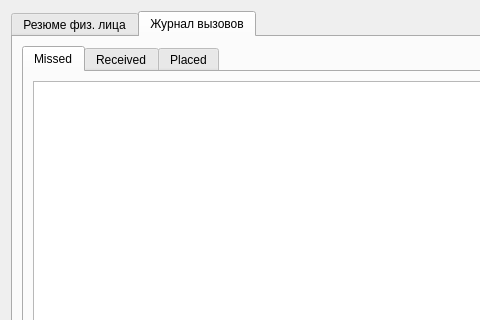
okostynchuk/Outcall, file ViewContactDialog.ui: the form before one commit; both pictures show x 0 to 480 and y 0 to 320 of the 605 by 459 pixel window.
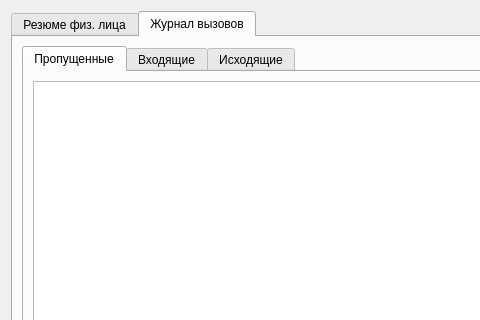
The form after the commit. The open tabs and pages were chosen to show the change. Icons and pictures are not drawn.

```diff
--- a/ViewContactDialog.ui
+++ b/ViewContactDialog.ui
@@ -455,7 +455,7 @@
          </property>
          <widget class="QWidget" name="tab_7">
           <attribute name="title">
-           <string>Missed</string>
+           <string>Пропущенные</string>
           </attribute>
           <layout class="QVBoxLayout" name="verticalLayout_9">
            <item>
@@ -469,7 +469,7 @@
          </widget>
          <widget class="QWidget" name="tab_8">
           <attribute name="title">
-           <string>Received</string>
+           <string>Входящие</string>
           </attribute>
           <layout class="QVBoxLayout" name="verticalLayout_10">
            <item>
@@ -486,7 +486,7 @@
          </widget>
          <widget class="QWidget" name="tab_9">
           <attribute name="title">
-           <string>Placed</string>
+           <string>Исходящие</string>
           </attribute>
           <layout class="QVBoxLayout" name="verticalLayout_11">
            <item>
```
Left out of the diff: 4 changed lines with no effect on the pictures.
